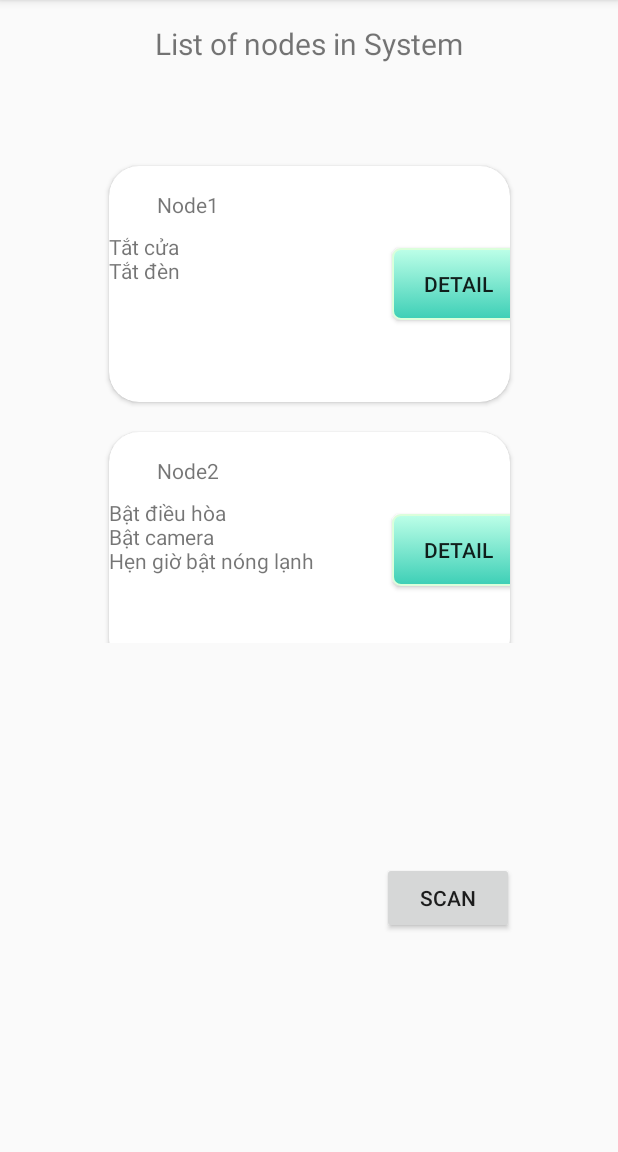
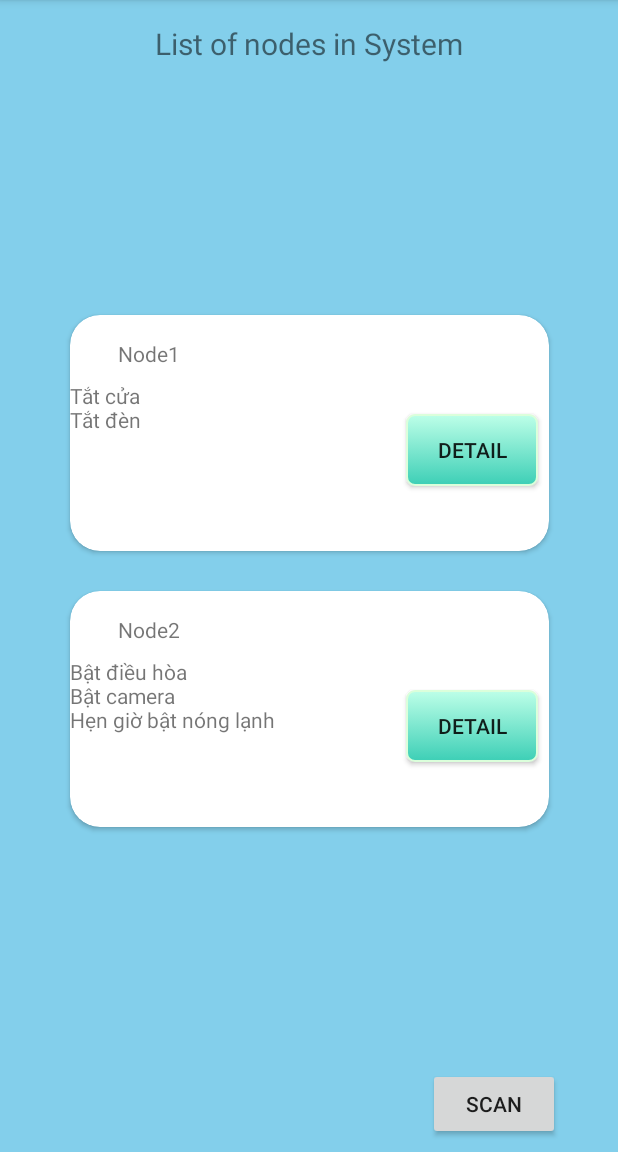
Before and after one commit to ongvuaconntc/ControlSystem, an Android app: the screen it shows after launch (ViewElementActivity), on a phone screen of 412 x 824 dp, the part 84-1236 px from its top. Run offline under Robolectric (Android 15) with nearby library versions, the phone set to English and light mode, and no system bars.

Commit message:
update cardview with recyclerview

```diff
--- a/app/src/main/java/hongmp/chinhnt/controlsystem/list_utils/CustomAdapterSystemFunction.java
+++ b/app/src/main/java/hongmp/chinhnt/controlsystem/list_utils/CustomAdapterSystemFunction.java
@@ -8,6 +8,7 @@ import android.view.LayoutInflater;
 import android.view.View;
 import android.view.ViewGroup;
 import android.widget.Button;
+import android.widget.LinearLayout;
 import android.widget.TextView;
 
 import java.util.List;
@@ -25,7 +26,7 @@ public class CustomAdapterSystemFunction extends  RecyclerView.Adapter<CustomAda
         public Button btnUpdate;
         public Button btnRemove;
         public int position;
-        public ViewHolder(ConstraintLayout itemView) {
+        public ViewHolder(LinearLayout itemView) {
             super(itemView);
             this.txtName=itemView.findViewById(R.id.txtName);
             this.txtFunction=itemView.findViewById(R.id.txtFunction);
@@ -55,7 +56,7 @@ public class CustomAdapterSystemFunction extends  RecyclerView.Adapter<CustomAda
     public CustomAdapterSystemFunction.ViewHolder onCreateViewHolder(ViewGroup parent,
                                                                     int viewType) {
         // create a new view
-        ConstraintLayout v = (ConstraintLayout) LayoutInflater.from(parent.getContext())
+        LinearLayout v = (LinearLayout) LayoutInflater.from(parent.getContext())
                 .inflate(R.layout.custom_recycler_view_function, parent, false);
 
         CustomAdapterSystemFunction.ViewHolder vh = new CustomAdapterSystemFunction.ViewHolder(v);
--- a/app/src/main/res/layout/activity_detail.xml
+++ b/app/src/main/res/layout/activity_detail.xml
@@ -4,6 +4,7 @@
     xmlns:tools="http://schemas.android.com/tools"
     android:layout_width="match_parent"
     android:layout_height="match_parent"
+    android:background="#83cfeb"
     tools:context=".ViewDetailElementActivity">
 
     <TextView
--- a/app/src/main/res/layout/activity_first.xml
+++ b/app/src/main/res/layout/activity_first.xml
@@ -4,6 +4,7 @@
     xmlns:tools="http://schemas.android.com/tools"
     android:layout_width="match_parent"
     android:layout_height="match_parent"
+    android:background="#83cfeb"
     tools:context=".ViewElementActivity">
 
     <TextView
@@ -31,14 +32,15 @@
         android:text="Scan"
         app:layout_constraintBottom_toBottomOf="parent"
         app:layout_constraintEnd_toEndOf="parent"
-        app:layout_constraintHorizontal_bias="0.8"
+        app:layout_constraintHorizontal_bias="0.9"
         app:layout_constraintStart_toStartOf="parent"
-        app:layout_constraintTop_toBottomOf="@+id/recyclerView" />
+        app:layout_constraintTop_toBottomOf="@+id/recyclerView"
+        app:layout_constraintVertical_bias="1.0" />
 
     <android.support.v7.widget.RecyclerView
         android:id="@+id/recyclerView"
-        android:layout_width="287dp"
-        android:layout_height="328dp"
+        android:layout_width="343dp"
+        android:layout_height="360dp"
         android:layout_marginBottom="56dp"
         android:layout_marginEnd="8dp"
         android:layout_marginStart="8dp"
@@ -46,9 +48,9 @@
         android:theme="@style/ListViewStyle.Light"
         app:layout_constraintBottom_toBottomOf="parent"
         app:layout_constraintEnd_toEndOf="parent"
-        app:layout_constraintHorizontal_bias="0.506"
+        app:layout_constraintHorizontal_bias="0.512"
         app:layout_constraintStart_toStartOf="parent"
         app:layout_constraintTop_toBottomOf="@+id/textView2"
-        app:layout_constraintVertical_bias="0.13" />
+        app:layout_constraintVertical_bias="0.471" />
 
 </android.support.constraint.ConstraintLayout>
--- a/app/src/main/res/layout/custom_recycler_view_element.xml
+++ b/app/src/main/res/layout/custom_recycler_view_element.xml
@@ -9,14 +9,17 @@
         xmlns:card_view="http://schemas.android.com/apk/res-auto"
         android:layout_width="match_parent"
         android:layout_height="wrap_content"
-        android:elevation="10dp"
+        android:elevation="20dp"
         android:layout_gravity="center"
         android:layout_margin="10dp"
-        card_view:cardCornerRadius="20dp">
+        card_view:cardCornerRadius="20dp"
+        android:cursorVisible="false"
+        card_view:cardPreventCornerOverlap="false"
+        card_view:cardUseCompatPadding="true">
 
         <android.support.constraint.ConstraintLayout
             android:layout_width="match_parent"
-            android:layout_height="wrap_content">
+            android:layout_height="match_parent">
 
 
             <TextView
@@ -25,9 +28,13 @@
                 android:layout_height="20dp"
                 android:layout_alignParentStart="true"
                 android:layout_centerVertical="true"
+                android:layout_marginEnd="8dp"
                 android:layout_marginStart="32dp"
                 android:layout_marginTop="16dp"
+                android:focusable="false"
                 android:text="TextView"
+                card_view:layout_constraintEnd_toEndOf="parent"
+                card_view:layout_constraintHorizontal_bias="0.0"
                 card_view:layout_constraintStart_toStartOf="parent"
                 card_view:layout_constraintTop_toTopOf="parent" />
 
@@ -39,11 +46,12 @@
                 android:layout_alignParentStart="true"
                 android:layout_marginBottom="8dp"
                 android:layout_marginTop="8dp"
+                android:focusable="false"
                 android:text="TextView"
                 card_view:layout_constraintBottom_toBottomOf="parent"
+                card_view:layout_constraintStart_toStartOf="parent"
                 card_view:layout_constraintTop_toBottomOf="@+id/txtName"
-                card_view:layout_constraintVertical_bias="1.0"
-                tools:layout_editor_absoluteX="8dp" />
+                card_view:layout_constraintVertical_bias="0.0" />
 
             <Button
                 android:id="@+id/btnDetail"
@@ -59,9 +67,9 @@
                 android:text="Detail"
                 card_view:layout_constraintBottom_toBottomOf="parent"
                 card_view:layout_constraintEnd_toEndOf="parent"
-                card_view:layout_constraintHorizontal_bias="0.677"
                 card_view:layout_constraintStart_toEndOf="@+id/txtFunction"
-                card_view:layout_constraintTop_toTopOf="parent" />
+                card_view:layout_constraintTop_toTopOf="parent"
+                card_view:layout_constraintVertical_bias="0.623" />
         </android.support.constraint.ConstraintLayout>
     </android.support.v7.widget.CardView>
 </LinearLayout>
```
Also changed, not shown: app/src/main/res/layout/custom_recycler_view_function.xml (+19 -0 lines).
